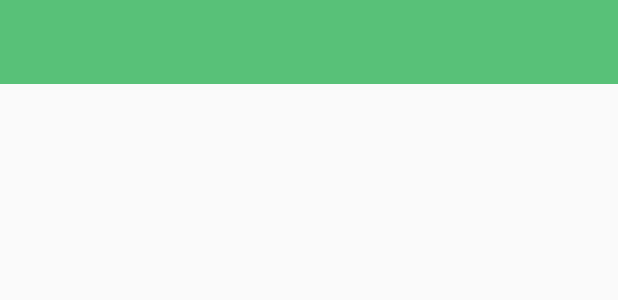
After one commit to TI-Group/Android_App, an Android app: the layout activity_my_fridge.xml on its own in the app's theme, with its tools: preview values and no code run, on a phone screen of 412 x 824 dp. The commit adds this screen. Shown: the top 300 px of the screen. Run offline under Robolectric (Android 15) with nearby library versions, the phone set to English and light mode, and no system bars; plain views replace RecycleListView.

Commit message:
fix Recyclerview problem add fridge list item add my fridge Activity

```diff
--- a/app/src/main/java/io/appetizer/hci_fridge/fragment/fridgeFragment.java
+++ b/app/src/main/java/io/appetizer/hci_fridge/fragment/fridgeFragment.java
@@ -9,6 +9,7 @@ import android.support.annotation.Nullable;
 import android.support.v4.app.Fragment;
 import android.support.v4.widget.SwipeRefreshLayout;
 import android.support.v7.app.AppCompatActivity;
+import android.support.v7.widget.GridLayoutManager;
 import android.support.v7.widget.LinearLayoutManager;
 import android.support.v7.widget.RecyclerView;
 import android.support.v7.widget.StaggeredGridLayoutManager;
@@ -51,7 +52,7 @@ public class fridgeFragment extends Fragment {
 
         adapter = new FoodAdapter(this.getContext(), createData());
 
-        recyclerView.setLayoutManager(new StaggeredGridLayoutManager(3, StaggeredGridLayoutManager.VERTICAL));
+        recyclerView.setLayoutManager(new GridLayoutManager(getContext(), 5));
         recyclerView.setAdapter(adapter);
         return view;
     }
--- /dev/null
+++ b/app/src/main/res/layout/activity_my_fridge.xml
@@ -0,0 +1,25 @@
+<?xml version="1.0" encoding="utf-8"?>
+<LinearLayout xmlns:android="http://schemas.android.com/apk/res/android"
+    xmlns:app="http://schemas.android.com/apk/res-auto"
+    xmlns:tools="http://schemas.android.com/tools"
+    android:layout_width="match_parent"
+    android:layout_height="match_parent"
+    tools:context="io.appetizer.hci_fridge.MyFridgeActivity"
+    android:orientation="vertical">
+
+    <android.support.v7.widget.Toolbar
+        android:id="@+id/myFridgeToolBar"
+        android:layout_width="match_parent"
+        android:layout_height="?attr/actionBarSize"
+        android:background="?attr/colorPrimary"
+        android:theme="@style/ThemeOverlay.AppCompat.Dark.ActionBar"
+        app:popupTheme="@style/ThemeOverlay.AppCompat.Light" />
+
+    <android.support.v7.app.AlertController.RecycleListView
+        android:id="@+id/my_fridges"
+        android:layout_width="match_parent"
+        android:layout_height="match_parent">
+
+    </android.support.v7.app.AlertController.RecycleListView>
+
+</LinearLayout>
```
Also changed, not shown: app/src/main/AndroidManifest.xml (+24 -12 lines), app/src/main/java/io/appetizer/hci_fridge/MyFridgeActivity.java (added, +21 -0 lines), app/src/main/res/layout/item_fridgeList.xml (added, +22 -0 lines).
